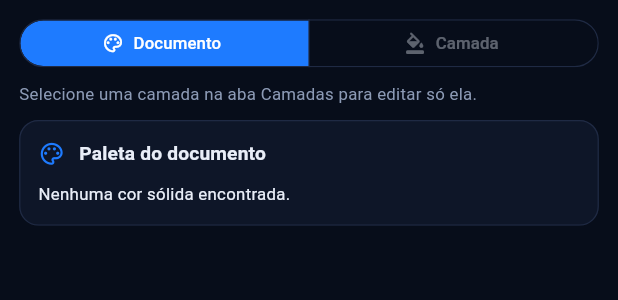
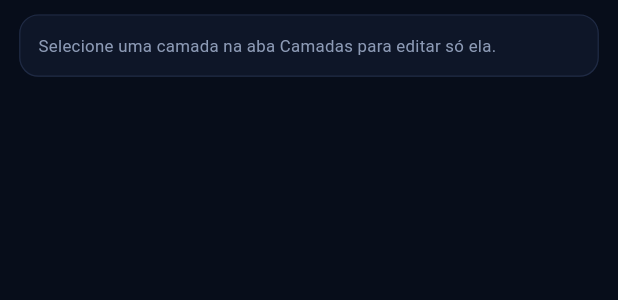
Before and after one commit to lianeheidemann/svg-motion-gallery, a Flutter app: the ColorsPanel widget shown alone on an empty page, opened directly with empty values, on a phone screen of 412 x 824 dp. Shown: the top 300 px of the screen. Run offline on Flutter 3.47's test engine with Material 3 defaults, Android fonts, the phone set to English and light mode, and no system bars; our stand-ins replace file_picker, flutter_svg, share_plus, shared_preferences, web, webview_flutter; missing offline and left inert: dart:js_interop; accounts and stored records are empty; generated files the repository leaves out were written again.

Commit message:
Code and Colors tabs: apply on leaving, hide stale "valid", layers-only colors
- The "SVG valid" banner is hidden while typed code is waiting or broken
- Typed code is no longer applied by itself while typing: a dot shows on
  Apply, and valid code is applied when leaving the tab, when saving, or when
  leaving the editor (which now asks first instead of dropping it); broken
  code is never applied
- Save applies valid typed code and saves; with an error it explains why not
- Colors tab: no Document/Layer switch, only the selected layers (all at once)

Co-Authored-By: Claude Sonnet 5.5 <noreply@anthropic.com>
Claude-Session: https://claude.ai/code/session_012uf5b2am9PwD2VBMGKFdzP

```diff
--- a/lib/src/features/editor/editor_controller.dart
+++ b/lib/src/features/editor/editor_controller.dart
@@ -54,6 +54,10 @@ class EditorController extends ChangeNotifier {
   /// The error the Code tab found in what is typed (null when there is none),
   /// even before the text is applied.
   SvgIssue? get codeError => _codeError;
+
+  /// Set by the Code tab while it is open: applies the typed text, if it is
+  /// valid. Called before saving or leaving, so typing is never left behind.
+  VoidCallback? flushCode;
 
   /// Reported by the Code tab, so Save can say why it cannot save yet.
   void setCodeState({required bool pending, SvgIssue? error}) {
--- a/lib/src/features/editor/panels/colors_panel.dart
+++ b/lib/src/features/editor/panels/colors_panel.dart
@@ -6,9 +6,7 @@ import '../../../l10n/l10n.dart';
 import '../color_presets.dart';
 import '../editor_controller.dart';
 
-enum _ColorScope { document, layer }
-
-/// Recolors the whole document (palette) or paints the selected layer.
+/// Paints the selected layers (all of them at once when several are ticked).
 /// Colors are picked from a palette of ready-made colors and fine-tuned with
 /// hue/saturation/lightness sliders.
 class ColorsPanel extends StatefulWidget {
@@ -21,8 +19,6 @@ class ColorsPanel extends StatefulWidget {
 }
 
 class _ColorsPanelState extends State<ColorsPanel> {
-  _ColorScope? _scope;
-  String? _from;
   var _custom = false;
 
   EditorController get _editor => widget.editor;
@@ -37,84 +33,19 @@ class _ColorsPanelState extends State<ColorsPanel> {
   @override
   Widget build(BuildContext context) {
     final l10n = context.l10n;
-    final hasSelection = _editor.selectedLayer != null;
-    final scope = hasSelection ? (_scope ?? _ColorScope.layer) : _ColorScope.document;
+    final hasSelection = _editor.targets.isNotEmpty;
     return ListView(
       padding: const EdgeInsets.fromLTRB(16, 12, 16, 24),
       children: [
-        SegmentedButton<_ColorScope>(
-          showSelectedIcon: false,
-          segments: [
-            ButtonSegment(
-              value: _ColorScope.document,
-              label: Text(l10n.colorsDocument),
-              icon: const Icon(Icons.palette_outlined),
-            ),
-            ButtonSegment(
-              value: _ColorScope.layer,
-              enabled: hasSelection,
-              label: Text(l10n.colorsLayer),
-              icon: const Icon(Icons.format_color_fill_rounded),
-            ),
-          ],
-          selected: {scope},
-          onSelectionChanged: (value) => setState(() => _scope = value.single),
-        ),
-        if (!hasSelection)
-          Padding(
-            padding: const EdgeInsets.only(top: 8),
-            child: Text(
-              l10n.selectLayerHint,
-              style: TextStyle(color: GalleryColors.of(context).muted),
-            ),
+        if (hasSelection)
+          _layerColors(l10n)
+        else
+          SectionCard(
+            icon: Icons.format_color_fill_rounded,
+            children: [
+              Text(l10n.selectLayerHint, style: TextStyle(color: GalleryColors.of(context).muted)),
+            ],
           ),
-        const SizedBox(height: AppSpacing.md),
-        if (scope == _ColorScope.document) _documentColors(l10n) else _layerColors(l10n),
-      ],
-    );
-  }
-
-  Widget _documentColors(AppLocalizations l10n) {
-    final palette = _editor.palette;
-    final from = palette.contains(_from) ? _from : null;
-    return SectionCard(
-      icon: Icons.palette_outlined,
-      title: l10n.paletteTitle,
-      children: [
-        if (palette.isEmpty)
-          Text(l10n.paletteEmpty)
-        else ...[
-          Text(l10n.paletteHint, style: TextStyle(color: GalleryColors.of(context).muted)),
-          ColorSwatchPicker(
-            size: 28,
-            colors: [for (final hex in palette) colorFromHex(hex)!],
-            selected: from == null ? null : colorFromHex(from),
-            onSelected: (color) => setState(() => _from = colorToHex(color)),
-          ),
-          if (from != null) ...[
-            _presetPalette(
-              l10n,
-              colorFromHex(from)!,
-              preview: (to) => _editor.preview(SvgColors.replace(_editor.svg, from, to)),
-              commit: (to) {
-                _editor.commit(SvgColors.replace(_editor.svg, from, to));
-                setState(() => _from = to);
-              },
-            ),
-            HslColorEditor(
-              key: ValueKey('replace-$from'),
-              color: colorFromHex(from)!,
-              labels: _labels(l10n),
-              onChanged: (color) =>
-                  _editor.preview(SvgColors.replace(_editor.svg, from, colorToHex(color))),
-              onChangeEnd: (color) {
-                final to = colorToHex(color);
-                _editor.commit(SvgColors.replace(_editor.svg, from, to));
-                setState(() => _from = to);
-              },
-            ),
-          ],
-        ],
       ],
     );
   }
@@ -191,7 +122,7 @@ class _ColorsPanelState extends State<ColorsPanel> {
 
     return SectionCard(
       icon: Icons.format_color_fill_rounded,
-      title: targets.length > 1
+      title: targets.length > 1 || _editor.selectedLayer == null
           ? l10n.multiSelectCount(targets.length)
           : l10n.layerPaint(l10n.layerLabel(_editor.selectedLayer!, _editor.layers)),
       children: [
--- a/lib/src/l10n/app_en.arb
+++ b/lib/src/l10n/app_en.arb
@@ -133,7 +133,6 @@
   "codeApplied": "Applied",
   "codeShowError": "Show error",
   "saveBlockedError": "Cannot save: {message}",
-  "saveBlockedPending": "The typed code was not applied yet. Tap Apply, then save.",
   "issueMalformed": "Malformed XML.",
   "issueMalformedAt": "Malformed XML at line {line}, column {column}.",
   "issueValue": "Invalid value “{value}” in {attribute}, at line {line}.",
@@ -154,10 +153,6 @@
   "height": "Height",
   "lockAspect": "Keep aspect ratio",
   "unlockAspect": "Unlock aspect ratio",
-  "colorsDocument": "Document",
-  "colorsLayer": "Layer",
-  "paletteTitle": "Document palette",
-  "paletteHint": "Tap a color of the SVG, then pick the new color from the palette or fine-tune it with the controls.",
   "presetPalette": "Color palette",
   "eyedropper": "Eyedropper",
   "customColor": "Custom color",
--- a/lib/src/l10n/app_pt.arb
+++ b/lib/src/l10n/app_pt.arb
@@ -230,7 +230,6 @@
       }
     }
   },
-  "saveBlockedPending": "O código digitado ainda não foi aplicado. Toque em Aplicar e depois salve.",
   "issueMalformed": "XML malformado.",
   "issueMalformedAt": "XML malformado na linha {line}, coluna {column}.",
   "@issueMalformedAt": {
@@ -288,10 +287,6 @@
   "height": "Altura",
   "lockAspect": "Manter proporção",
   "unlockAspect": "Liberar proporção",
-  "colorsDocument": "Documento",
-  "colorsLayer": "Camada",
-  "paletteTitle": "Paleta do documento",
-  "paletteHint": "Toque em uma cor do SVG e escolha a nova cor na paleta ou ajuste pelos controles.",
   "presetPalette": "Paleta de cores",
   "eyedropper": "Conta-gotas",
   "customColor": "Cor personalizada",
```
Also changed, not shown: lib/src/features/editor/editor_screen.dart (+14 -9 lines), lib/src/features/editor/panels/code_panel.dart (+13 -9 lines), 2 other files.
